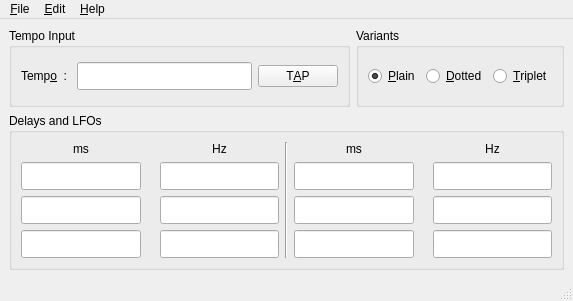
Above: src/gui/forms/qrestmainwindow.ui from deufrai/Qrest before the change. Below: the same form after it.
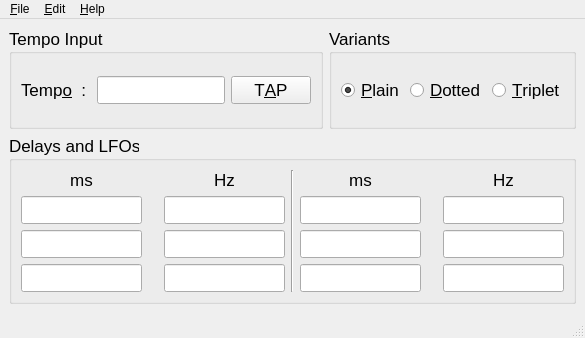
That is the form after the change. Icons and pictures are not drawn.

Commit message: More OSX GUI tweaks : make all font sizes consistant

Patch:
```diff
--- a/src/gui/forms/qrestmainwindow.ui
+++ b/src/gui/forms/qrestmainwindow.ui
@@ -1,12 +1,12 @@
 <ui version="4.0" >
  <class>QrestMainWindowClass</class>
- <widget class="QMainWindow" name="QrestMainWindowClass" >
-  <property name="geometry" >
+ <widget class="QMainWindow" name="QrestMainWindowClass">
+  <property name="geometry">
    <rect>
     <x>0</x>
     <y>0</y>
-    <width>573</width>
-    <height>301</height>
+    <width>585</width>
+    <height>338</height>
    </rect>
   </property>
   <property name="sizePolicy" >
@@ -33,8 +33,13 @@
     <item row="0" column="0" >
      <layout class="QHBoxLayout" name="horizontalLayout_4" >
       <item>
-       <widget class="QGroupBox" name="tempoInputGroupBox" >
-        <property name="title" >
+       <widget class="QGroupBox" name="tempoInputGroupBox">
+        <property name="font">
+         <font>
+          <pointsize>13</pointsize>
+         </font>
+        </property>
+        <property name="title">
          <string>Tempo Input</string>
         </property>
         <layout class="QGridLayout" name="gridLayout" >
@@ -64,7 +69,12 @@
                <height>28</height>
               </size>
              </property>
-             <property name="toolTip" >
+             <property name="font">
+              <font>
+               <pointsize>13</pointsize>
+              </font>
+             </property>
+             <property name="toolTip">
               <string>Enter tempo in BPM and hit 'enter' or use mouse wheel</string>
              </property>
             </widget>
@@ -85,8 +95,13 @@
        </widget>
       </item>
       <item>
-       <widget class="QGroupBox" name="groupBox_3" >
-        <property name="title" >
+       <widget class="QGroupBox" name="groupBox_3">
+        <property name="font">
+         <font>
+          <pointsize>13</pointsize>
+         </font>
+        </property>
+        <property name="title">
          <string>Variants</string>
         </property>
         <layout class="QHBoxLayout" name="horizontalLayout" >
@@ -119,9 +134,14 @@
       </item>
      </layout>
     </item>
-    <item row="1" column="0" >
-     <widget class="QGroupBox" name="groupBox_2" >
-      <property name="title" >
+    <item row="1" column="0">
+     <widget class="QGroupBox" name="groupBox_2">
+      <property name="font">
+       <font>
+        <pointsize>13</pointsize>
+       </font>
+      </property>
+      <property name="title">
        <string>Delays and LFOs</string>
       </property>
       <layout class="QGridLayout" name="gridLayout_4" >
@@ -519,42 +539,48 @@
     </item>
    </layout>
   </widget>
-  <widget class="QMenuBar" name="menubar" >
-   <property name="geometry" >
+  <widget class="QMenuBar" name="menubar">
+   <property name="geometry">
     <rect>
      <x>0</x>
      <y>0</y>
-     <width>573</width>
-     <height>19</height>
+     <width>585</width>
+     <height>22</height>
     </rect>
    </property>
-   <widget class="QMenu" name="menuHelp" >
-    <property name="title" >
+   <widget class="QMenu" name="menuHelp">
+    <property name="title">
      <string>&amp;Help</string>
     </property>
     <addaction name="actionHelp" />
     <addaction name="actionAbout" />
    </widget>
-   <widget class="QMenu" name="menuFile" >
-    <property name="title" >
+   <widget class="QMenu" name="menuFile">
+    <property name="title">
      <string>&amp;File</string>
     </property>
     <addaction name="actionQuit" />
    </widget>
-   <widget class="QMenu" name="menuEdit" >
-    <property name="title" >
+   <widget class="QMenu" name="menuEdit">
+    <property name="title">
      <string>&amp;Edit</string>
     </property>
     <addaction name="actionPreferences" />
    </widget>
-   <addaction name="menuFile" />
-   <addaction name="menuEdit" />
-   <addaction name="menuHelp" />
+   <addaction name="menuFile"/>
+   <addaction name="menuEdit"/>
+   <addaction name="menuHelp"/>
   </widget>
-  <widget class="QStatusBar" name="statusbar" />
-  <action name="actionQuit" >
-   <property name="icon" >
-    <iconset resource="../../../resources/pixmaps.qrc" >
+  <widget class="QStatusBar" name="statusbar">
+   <property name="font">
+    <font>
+     <pointsize>13</pointsize>
+    </font>
+   </property>
+  </widget>
+  <action name="actionQuit">
+   <property name="icon">
+    <iconset resource="../../../resources/pixmaps.qrc">
      <normaloff>:/icons/pix/quit.png</normaloff>:/icons/pix/quit.png</iconset>
    </property>
    <property name="text" >
```
Left out of the diff: 365 changed lines with no effect on the pictures. The commit also changes 1 other file.
